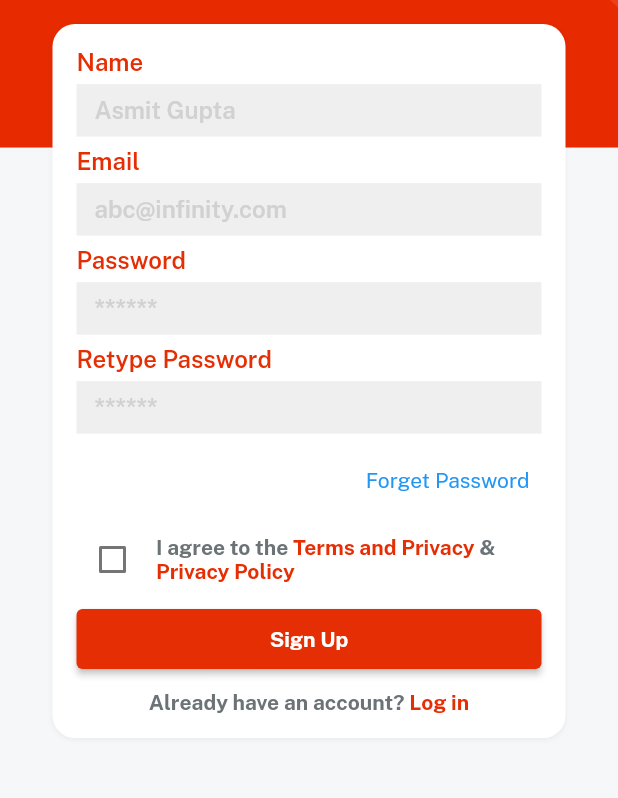
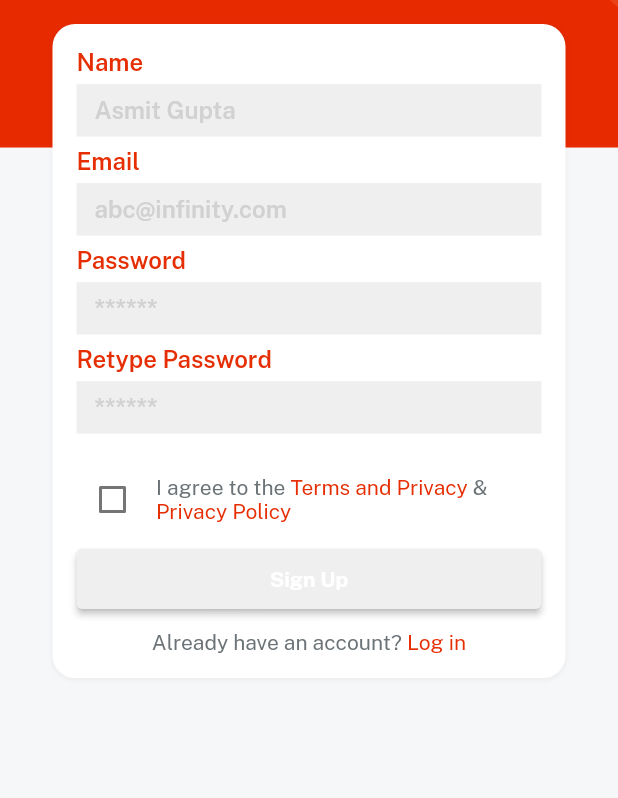
Before and after one commit to asmit-gupta/Flutter_E-mart, a Flutter app: the SignupScreen screen opened directly, on a phone screen of 412 x 824 dp, the part 284-1082 px from its top. Run offline on Flutter 3.47's test engine with Material 2 defaults, Android fonts, the phone set to English and light mode, and no system bars; our stand-ins replace get, velocity_x.

Commit message:
completed home Screen UI

```diff
--- a/lib/views/auth_screen/signup_screen.dart
+++ b/lib/views/auth_screen/signup_screen.dart
@@ -20,6 +20,8 @@ class SignupScreen extends StatefulWidget {
 }
 
 class _SignupScreenState extends State<SignupScreen> {
+  bool? isCheck = false;
+
   @override
   Widget build(BuildContext context) {
     return bgWidget(
@@ -39,17 +41,21 @@ class _SignupScreenState extends State<SignupScreen> {
                 customTextField(hint: emailHint, title: email),
                 customTextField(hint: passwordHint, title: password),
                 customTextField(hint: passwordHint, title: retypePassword),
-                Align(
-                    alignment: Alignment.centerRight,
-                    child: TextButton(
-                        onPressed: () {}, child: forgetPass.text.make())),
-                5.heightBox,
+                // Align(
+                //     alignment: Alignment.centerRight,
+                //     child: TextButton(
+                //         onPressed: () {}, child: forgetPass.text.make())),
+                13.heightBox,
                 Row(
                   children: [
                     Checkbox(
                       checkColor: redColor,
-                      value: false,
-                      onChanged: (newValue) {},
+                      value: isCheck,
+                      onChanged: (newValue) {
+                        setState(() {
+                          isCheck = newValue;
+                        });
+                      },
                     ),
                     5.widthBox,
                     Expanded(
@@ -58,26 +64,26 @@ class _SignupScreenState extends State<SignupScreen> {
                         TextSpan(
                           text: "I agree to the ",
                           style: TextStyle(
-                            fontFamily: bold,
+                            fontFamily: regular,
                             color: fontGrey,
                           ),
                         ),
                         TextSpan(
                             text: termandPrivacy,
                             style: TextStyle(
-                              fontFamily: bold,
+                              fontFamily: regular,
                               color: redColor,
                             )),
                         TextSpan(
                             text: " & ",
                             style: TextStyle(
-                              fontFamily: bold,
+                              fontFamily: regular,
                               color: fontGrey,
                             )),
                         TextSpan(
                             text: privacyPolicy,
                             style: TextStyle(
-                              fontFamily: bold,
+                              fontFamily: regular,
                               color: redColor,
                             )),
                       ])),
@@ -86,7 +92,7 @@ class _SignupScreenState extends State<SignupScreen> {
                 ),
                 5.heightBox,
                 ourButton(
-                        color: redColor,
+                        color: isCheck == true ? redColor : lightGrey,
                         title: signUp,
                         textColor: whiteColor,
                         onPress: () {})
@@ -94,23 +100,15 @@ class _SignupScreenState extends State<SignupScreen> {
                     .width(context.screenWidth - 50)
                     .make(),
                 10.heightBox,
-                RichText(
-                    text: TextSpan(children: [
-                  TextSpan(
-                      text: alreadyHaveAccount,
-                      style: TextStyle(
-                        fontFamily: bold,
-                        color: fontGrey,
-                      )),
-                  TextSpan(
-                      text: login,
-                      style: TextStyle(
-                        fontFamily: bold,
-                        color: redColor,
-                      ))
-                ])).onTap(() {
-                  Get.back();
-                })
+                Row(
+                  mainAxisAlignment: MainAxisAlignment.center,
+                  children: [
+                    alreadyHaveAccount.text.color(fontGrey).make(),
+                    login.text.color(redColor).make().onTap(() {
+                      Get.back();
+                    })
+                  ],
+                )
               ],
             )
                 .box
```
